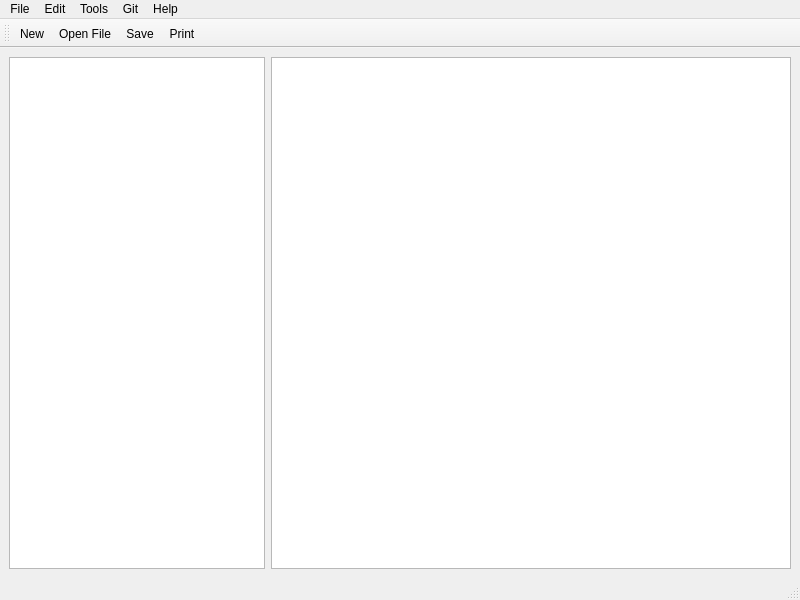
First picture: the form in gui_v1/mainwindow.ui, repository jennifer4569/CoCode, before the edit.
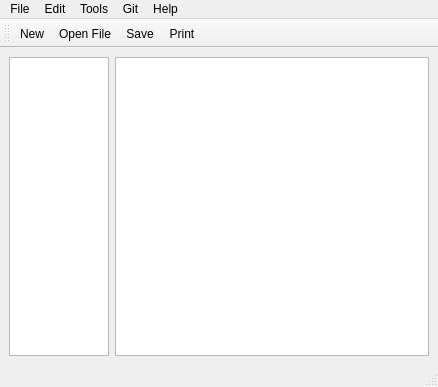
Second picture: the form after the edit. Icons and pictures are not drawn.

Commit message: Size adjusting (incomplete)

The edit to the form file:
```diff
--- a/gui_v1/mainwindow.ui
+++ b/gui_v1/mainwindow.ui
@@ -6,20 +6,117 @@
    <rect>
     <x>0</x>
     <y>0</y>
-    <width>800</width>
-    <height>600</height>
+    <width>438</width>
+    <height>387</height>
    </rect>
   </property>
   <property name="windowTitle">
    <string>MainWindow</string>
   </property>
+  <property name="windowOpacity">
+   <double>1.000000000000000</double>
+  </property>
+  <property name="iconSize">
+   <size>
+    <width>25</width>
+    <height>25</height>
+   </size>
+  </property>
+  <property name="toolButtonStyle">
+   <enum>Qt::ToolButtonTextUnderIcon</enum>
+  </property>
+  <property name="animated">
+   <bool>true</bool>
+  </property>
   <widget class="QWidget" name="centralwidget">
+   <property name="sizePolicy">
+    <sizepolicy hsizetype="Expanding" vsizetype="Expanding">
+     <horstretch>0</horstretch>
+     <verstretch>0</verstretch>
+    </sizepolicy>
+   </property>
    <layout class="QFormLayout" name="formLayout">
+    <property name="fieldGrowthPolicy">
+     <enum>QFormLayout::AllNonFixedFieldsGrow</enum>
+    </property>
     <item row="0" column="0">
-     <widget class="QColumnView" name="columnView"/>
+     <widget class="QColumnView" name="columnView">
+      <property name="sizePolicy">
+       <sizepolicy hsizetype="Expanding" vsizetype="Expanding">
+        <horstretch>0</horstretch>
+        <verstretch>0</verstretch>
+       </sizepolicy>
+      </property>
+      <property name="minimumSize">
+       <size>
+        <width>0</width>
+        <height>0</height>
+       </size>
+      </property>
+      <property name="maximumSize">
+       <size>
+        <width>16777215</width>
+        <height>16777215</height>
+       </size>
+      </property>
+      <property name="sizeIncrement">
+       <size>
+        <width>0</width>
+        <height>0</height>
+       </size>
+      </property>
+      <property name="font">
+       <font>
+        <family>MS Shell Dlg 2</family>
+       </font>
+      </property>
+      <property name="focusPolicy">
+       <enum>Qt::StrongFocus</enum>
+      </property>
+      <property name="frameShape">
+       <enum>QFrame::StyledPanel</enum>
+      </property>
+      <property name="frameShadow">
+       <enum>QFrame::Sunken</enum>
+      </property>
+      <property name="lineWidth">
+       <number>1</number>
+      </property>
+      <property name="verticalScrollBarPolicy">
+       <enum>Qt::ScrollBarAsNeeded</enum>
+      </property>
+      <property name="horizontalScrollBarPolicy">
+       <enum>Qt::ScrollBarAsNeeded</enum>
+      </property>
+      <property name="sizeAdjustPolicy">
+       <enum>QAbstractScrollArea::AdjustToContents</enum>
+      </property>
+      <property name="dragEnabled">
+       <bool>false</bool>
+      </property>
+      <property name="resizeGripsVisible">
+       <bool>true</bool>
+      </property>
+     </widget>
     </item>
     <item row="0" column="1">
-     <widget class="QPlainTextEdit" name="plainTextEdit"/>
+     <widget class="QPlainTextEdit" name="plainTextEdit">
+      <property name="minimumSize">
+       <size>
+        <width>0</width>
+        <height>0</height>
+       </size>
+      </property>
+      <property name="maximumSize">
+       <size>
+        <width>16777215</width>
+        <height>16777215</height>
+       </size>
+      </property>
+      <property name="focusPolicy">
+       <enum>Qt::StrongFocus</enum>
+      </property>
+     </widget>
     </item>
    </layout>
   </widget>
@@ -28,8 +125,8 @@
     <rect>
      <x>0</x>
      <y>0</y>
-     <width>800</width>
-     <height>21</height>
+     <width>438</width>
+     <height>26</height>
     </rect>
    </property>
    <widget class="QMenu" name="menuFile">
@@ -78,7 +175,6 @@
    <addaction name="menuHelp"/>
    <addaction name="menuHelp_2"/>
   </widget>
-  <widget class="QStatusBar" name="statusbar"/>
   <widget class="QToolBar" name="toolBar">
    <property name="windowTitle">
     <string>toolBar</string>
@@ -94,6 +190,7 @@
    <addaction name="actionSave"/>
    <addaction name="actionPrint"/>
   </widget>
+  <widget class="QStatusBar" name="statusbar"/>
   <action name="actionNew">
    <property name="icon">
     <iconset resource="resources.qrc">
```
The commit also changes 1 other file.
